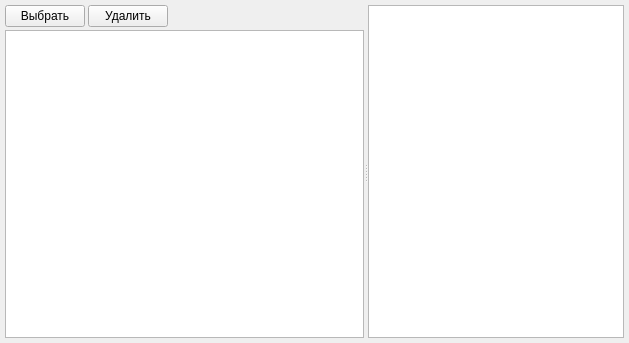
Qt form task_1/filewatcherwidget.ui (TyumentsevaL/qt_tasks) before a commit.
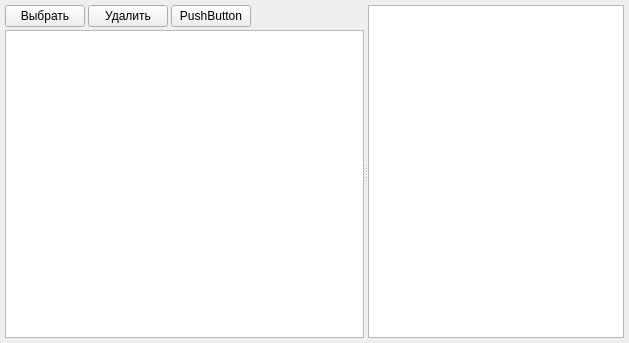
The same form after that commit.

Commit message:
task_1/gui : working draft
- файлы добавляются
- инфу можно увидеть
- осталось немного довести до ума

The edit to the form file:
```diff
--- a/task_1/filewatcherwidget.ui
+++ b/task_1/filewatcherwidget.ui
@@ -73,6 +73,13 @@
            </property>
           </widget>
          </item>
+         <item>
+          <widget class="QPushButton" name="pushButton">
+           <property name="text">
+            <string>PushButton</string>
+           </property>
+          </widget>
+         </item>
          <item>
           <spacer name="horizontalSpacer">
            <property name="orientation">
```
Left out of the diff: 6 changed lines with no effect on the pictures. The commit also changes 2 other files.
